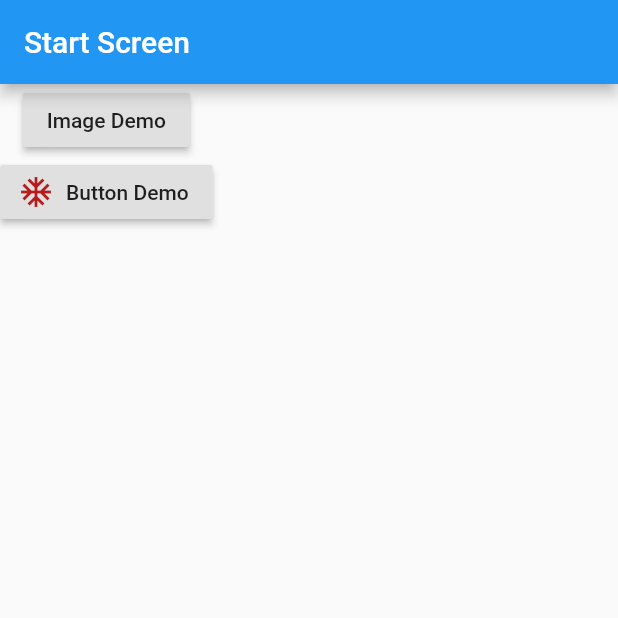
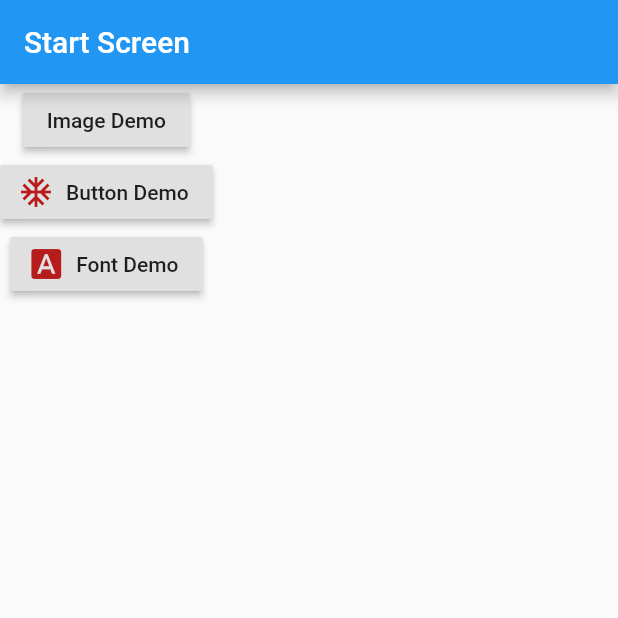
Before and after one commit to nurulakter8/map20-lesson1, a Flutter app: the screen it shows after launch, on a phone screen of 412 x 824 dp, the top half of it. Run offline on Flutter 3.47's test engine with Material 2 defaults, Android fonts, the phone set to English and light mode, and no system bars.

Commit message:
font demo commit

```diff
--- a/lib/main.dart
+++ b/lib/main.dart
@@ -1,5 +1,6 @@
 import 'package:flutter/material.dart';
 import 'package:lesson1/screens/buttondemo_screen.dart';
+import 'package:lesson1/screens/fontdemo_screen.dart';
 import 'package:lesson1/screens/imagedemo_screen.dart';
 import 'package:lesson1/screens/startscreen.dart';
 
@@ -19,6 +20,7 @@ class Lesson1App extends StatelessWidget{  //StatelessWidget is a super class fo
                                                                                 //do that for multiple screen.
         ImageDemoScreen.routName: (context) => ImageDemoScreen(),
         ButtonDemoScreen.routeName: (context) => ButtonDemoScreen(),
+        FontDemoScreen.routeName: (context) => FontDemoScreen(),
         },
     );
 
--- /dev/null
+++ b/lib/screens/fontdemo_screen.dart
@@ -0,0 +1,16 @@
+import 'package:flutter/material.dart';
+
+class FontDemoScreen extends StatelessWidget {
+
+  static const routeName = '/fontDemoScreen';
+
+  @override
+  Widget build(BuildContext context) {
+    return Scaffold(
+      appBar: AppBar(
+        title: Text('font demo'),
+      ),
+      body: Text('Font demo'),
+    );
+  }
+}
--- a/lib/screens/startscreen.dart
+++ b/lib/screens/startscreen.dart
@@ -1,5 +1,6 @@
 import 'package:flutter/material.dart';
 import 'package:lesson1/screens/buttondemo_screen.dart';
+import 'package:lesson1/screens/fontdemo_screen.dart';
 import 'package:lesson1/screens/imagedemo_screen.dart';
 
 class StartScreen extends StatelessWidget {
@@ -26,6 +27,11 @@ class StartScreen extends StatelessWidget {
             onPressed: () => Navigator.pushNamed(context, ButtonDemoScreen.routeName),
             icon: Icon(Icons.ac_unit, color: Colors.red[900],),       // there are more under flutter Icon API
             label: Text('Button Demo'),
+          ),
+          RaisedButton.icon(
+            onPressed: () => Navigator.pushNamed(context, FontDemoScreen.routeName),
+            icon: Icon(Icons.font_download, color: Colors.red[900],),       // there are more under flutter Icon API
+            label: Text('Font Demo'),
           )
         ],
       ),
```
